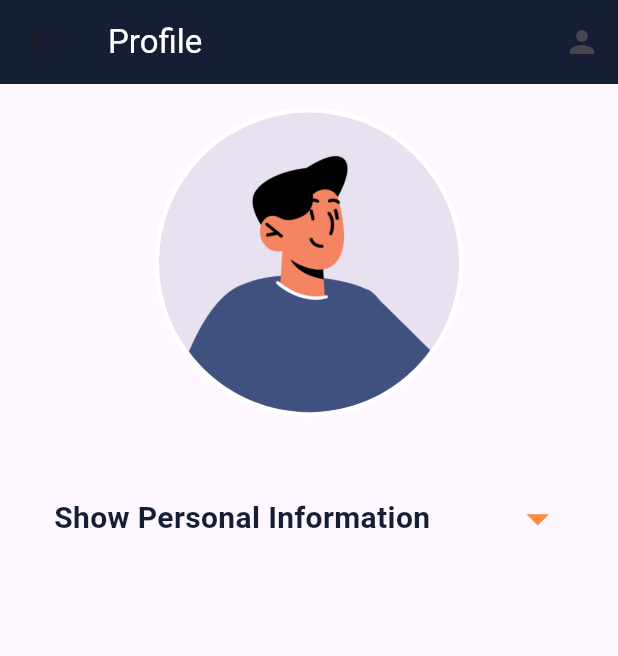
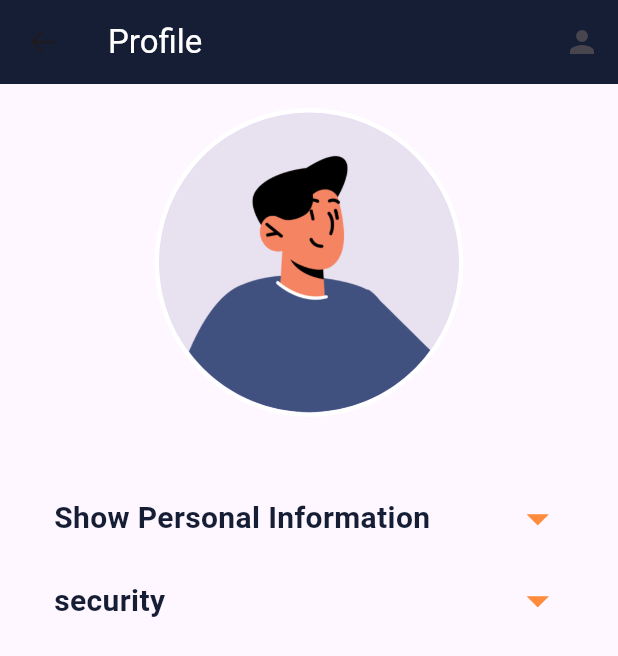
Before and after one commit to xmaherr/air_plane_mobile_app, a Flutter app: the ProfileScreen screen opened by its route, on a phone screen of 412 x 824 dp. Shown: the top 656 px of the screen. Run offline on Flutter 3.47's test engine with Material 3 defaults, Android fonts, the light colour scheme and no system bars; our stand-ins replace bloc, cloud_firestore, firebase_auth, firebase_core, flutter_bloc; accounts and stored records are empty.

Commit message:
add security to profile_page.dart

```diff
--- a/lib/modules/profile_page.dart
+++ b/lib/modules/profile_page.dart
@@ -20,6 +20,7 @@ class _ProfileScreenState extends State<ProfileScreen> {
   final TextEditingController genderController =
       TextEditingController(text: 'Male');
   bool isUserDataVisible = false;
+  bool isSecurityVisible = false;
 
   @override
   void dispose() {
@@ -179,6 +180,58 @@ class _ProfileScreenState extends State<ProfileScreen> {
                   ),
                 ),
               ],
+              GestureDetector(
+                onTap: () {
+                  setState(() {
+                    isSecurityVisible= !isSecurityVisible;
+                  });
+                },
+                child: Container(
+                  padding: const EdgeInsets.symmetric(vertical: 10, horizontal: 20),
+                  width: double.infinity,
+                  child: Row(
+                    children: [
+                      Text(
+                        'security',
+                        style: TextStyle(
+                          color: Color(0xFF161E36),
+                          fontWeight: FontWeight.bold,
+                          fontSize: 20,
+                        ),
+                      ),
+                      Spacer(flex: 1),
+                      Icon(
+                        isSecurityVisible ? Icons.arrow_drop_up_outlined : Icons.arrow_drop_down_outlined,
+                        color: Color(0xFFFF8B3D),
+                        size: 35,
+                      ),
+                    ],
+                  ),
+                ),
+              ),
+              if(isSecurityVisible)...[
+                GestureDetector(
+                  onTap: () {
+                    Navigator.of(context)
+                        .pushNamed('/reset_password');
+                  },
+                  child: Container(
+                    padding: const EdgeInsets.symmetric(vertical: 10, horizontal: 20),
+                    width: double.infinity,
+                    child: Padding(
+                      padding: const EdgeInsets.all(8.0),
+                      child: Text(
+                        'reset password',
+                        style: TextStyle(
+                          color: Color(0xFF161E36),
+                          fontWeight: FontWeight.bold,
+                          fontSize: 16,
+                        ),
+                      ),
+                    ),
+                  ),
+                ),
+              ]
             ],
           ),
         ),
```
